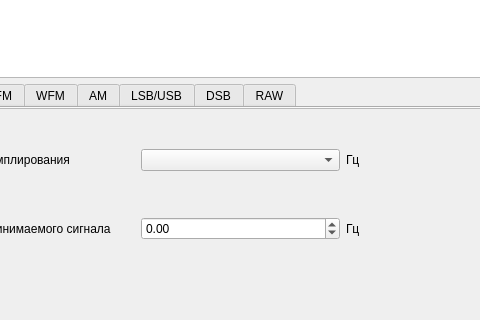
Before: the Qt Designer form window_demodulation.ui in PloticynaEl/SDR, drawn with Qt 5; both pictures show x 100 to 580 and y 258 to 578 of the 700 by 780 pixel window.
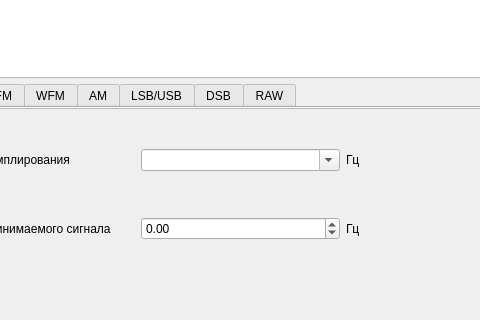
After: the same form once the commit is applied.

Patch:
```diff
--- a/window_demodulation.ui
+++ b/window_demodulation.ui
@@ -145,7 +145,11 @@
           </widget>
          </item>
          <item row="0" column="1">
-          <widget class="QComboBox" name="comboBox_sampl"/>
+          <widget class="QComboBox" name="comboBox_sampl">
+           <property name="editable">
+            <bool>true</bool>
+           </property>
+          </widget>
          </item>
          <item row="1" column="2">
           <widget class="QLabel" name="label_2">
```
